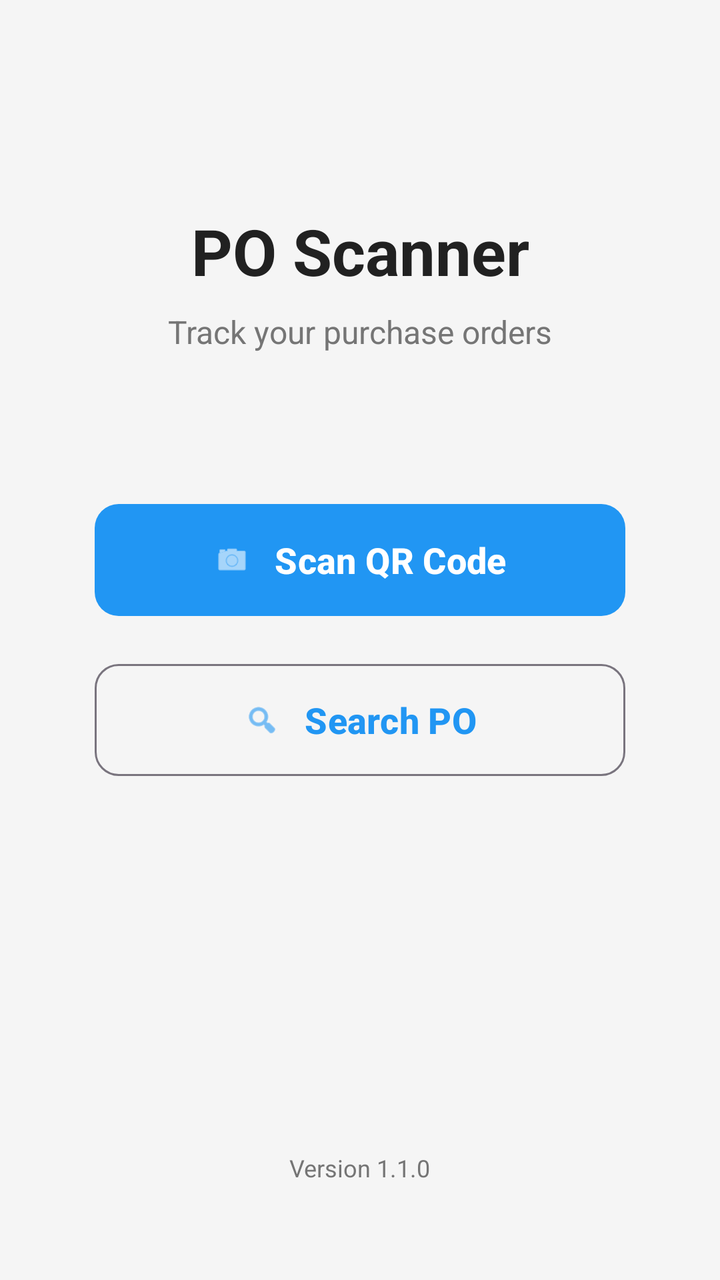
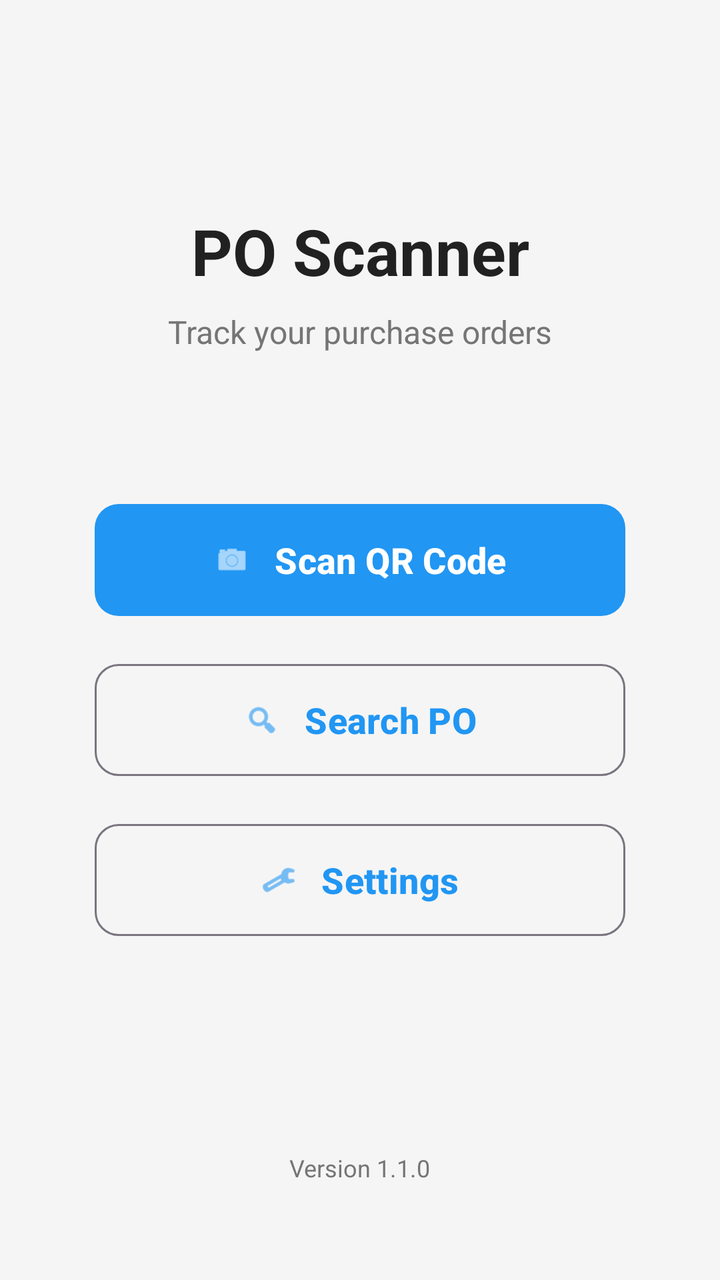

The first picture is an Android layout as it rendered before a commit; the second is the same layout after the commit. The layout source and the unified diff follow.
<!-- AndroidManifest.xml: application theme Theme.POScanner -->
<!-- res/layout/activity_home.xml -->
<?xml version="1.0" encoding="utf-8"?>
<androidx.constraintlayout.widget.ConstraintLayout
    xmlns:android="http://schemas.android.com/apk/res/android"
    xmlns:app="http://schemas.android.com/apk/res-auto"
    android:layout_width="match_parent"
    android:layout_height="match_parent"
    android:background="@color/background"
    android:padding="24dp">

    <TextView
        android:id="@+id/tvTitle"
        android:layout_width="wrap_content"
        android:layout_height="wrap_content"
        android:text="PO Scanner"
        android:textColor="@color/text_primary"
        android:textSize="32sp"
        android:textStyle="bold"
        app:layout_constraintTop_toTopOf="parent"
        app:layout_constraintStart_toStartOf="parent"
        app:layout_constraintEnd_toEndOf="parent"
        android:layout_marginTop="80dp" />

    <TextView
        android:id="@+id/tvSubtitle"
        android:layout_width="wrap_content"
        android:layout_height="wrap_content"
        android:text="Track your purchase orders"
        android:textColor="@color/text_secondary"
        android:textSize="16sp"
        app:layout_constraintTop_toBottomOf="@id/tvTitle"
        app:layout_constraintStart_toStartOf="parent"
        app:layout_constraintEnd_toEndOf="parent"
        android:layout_marginTop="8dp" />

    <com.google.android.material.button.MaterialButton
        android:id="@+id/btnScan"
        android:layout_width="0dp"
        android:layout_height="64dp"
        android:text="Scan QR Code"
        android:textSize="18sp"
        android:textStyle="bold"
        app:cornerRadius="12dp"
        app:icon="@android:drawable/ic_menu_camera"
        app:iconGravity="textStart"
        app:iconPadding="12dp"
        app:layout_constraintTop_toTopOf="parent"
        app:layout_constraintBottom_toBottomOf="parent"
        app:layout_constraintStart_toStartOf="parent"
        app:layout_constraintEnd_toEndOf="parent"
        app:layout_constraintWidth_percent="0.85"
        android:layout_marginBottom="80dp" />

    <com.google.android.material.button.MaterialButton
        android:id="@+id/btnSearch"
        android:layout_width="0dp"
        android:layout_height="64dp"
        android:text="Search PO"
        android:textSize="18sp"
        android:textStyle="bold"
        app:cornerRadius="12dp"
        app:icon="@android:drawable/ic_menu_search"
        app:iconGravity="textStart"
        app:iconPadding="12dp"
        style="@style/Widget.Material3.Button.OutlinedButton"
        app:layout_constraintTop_toBottomOf="@id/btnScan"
        app:layout_constraintStart_toStartOf="parent"
        app:layout_constraintEnd_toEndOf="parent"
        app:layout_constraintWidth_percent="0.85"
        android:layout_marginTop="16dp" />

    <TextView
        android:id="@+id/tvVersion"
        android:layout_width="wrap_content"
        android:layout_height="wrap_content"
        android:text="Version 1.1.0"
        android:textColor="@color/text_secondary"
        android:textSize="12sp"
        app:layout_constraintBottom_toBottomOf="parent"
        app:layout_constraintStart_toStartOf="parent"
        app:layout_constraintEnd_toEndOf="parent"
        android:layout_marginBottom="24dp" />

</androidx.constraintlayout.widget.ConstraintLayout>
<!-- resources referenced by this layout -->
<resources>
  <color name="background">#F5F5F5</color>
  <color name="text_primary">#212121</color>
  <color name="text_secondary">#757575</color>
  <style name="Theme.POScanner" parent="Theme.Material3.Light.NoActionBar">
          <item name="colorPrimary">@color/primary</item>
          <item name="colorPrimaryDark">@color/primary_dark</item>
          <item name="colorAccent">@color/accent</item>
      </style>
  <color name="primary">#2196F3</color>
  <color name="primary_dark">#1976D2</color>
  <color name="accent">#4CAF50</color>
</resources>

<!-- the commit's change to res/layout/activity_home.xml (unified diff, before → after) -->
@@ -68,6 +68,24 @@
         app:layout_constraintWidth_percent="0.85"
         android:layout_marginTop="16dp" />
 
+    <com.google.android.material.button.MaterialButton
+        android:id="@+id/btnSettings"
+        android:layout_width="0dp"
+        android:layout_height="64dp"
+        android:text="Settings"
+        android:textSize="18sp"
+        android:textStyle="bold"
+        app:cornerRadius="12dp"
+        app:icon="@android:drawable/ic_menu_preferences"
+        app:iconGravity="textStart"
+        app:iconPadding="12dp"
+        style="@style/Widget.Material3.Button.OutlinedButton"
+        app:layout_constraintTop_toBottomOf="@id/btnSearch"
+        app:layout_constraintStart_toStartOf="parent"
+        app:layout_constraintEnd_toEndOf="parent"
+        app:layout_constraintWidth_percent="0.85"
+        android:layout_marginTop="16dp" />
+
     <TextView
         android:id="@+id/tvVersion"
         android:layout_width="wrap_content"
